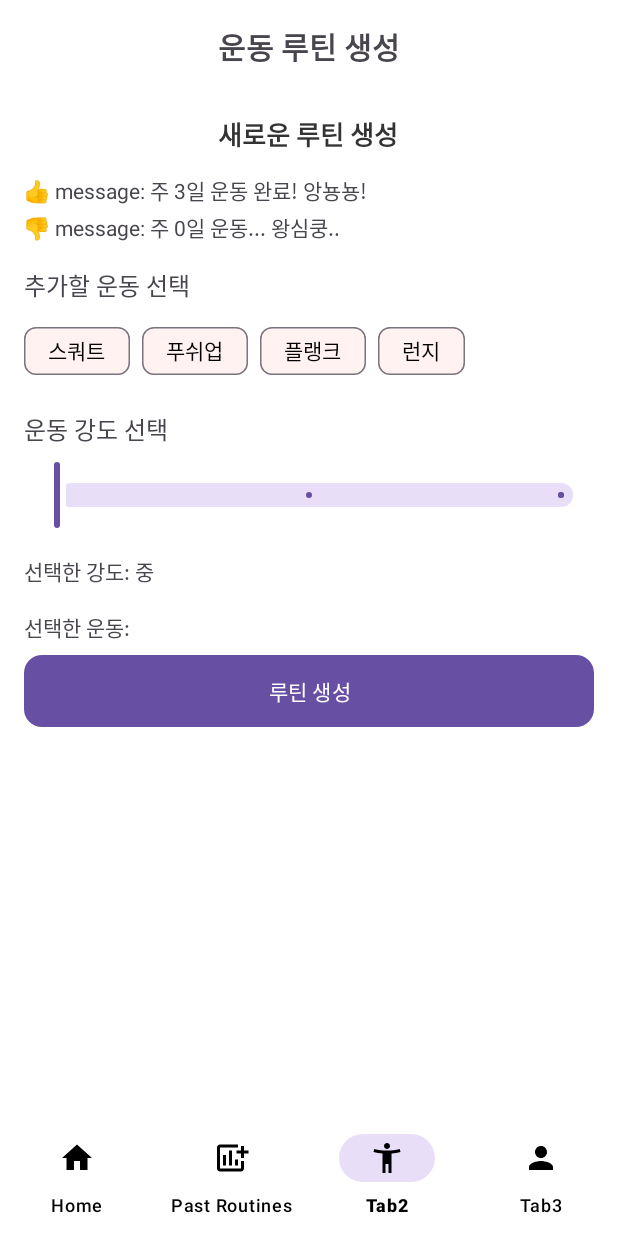
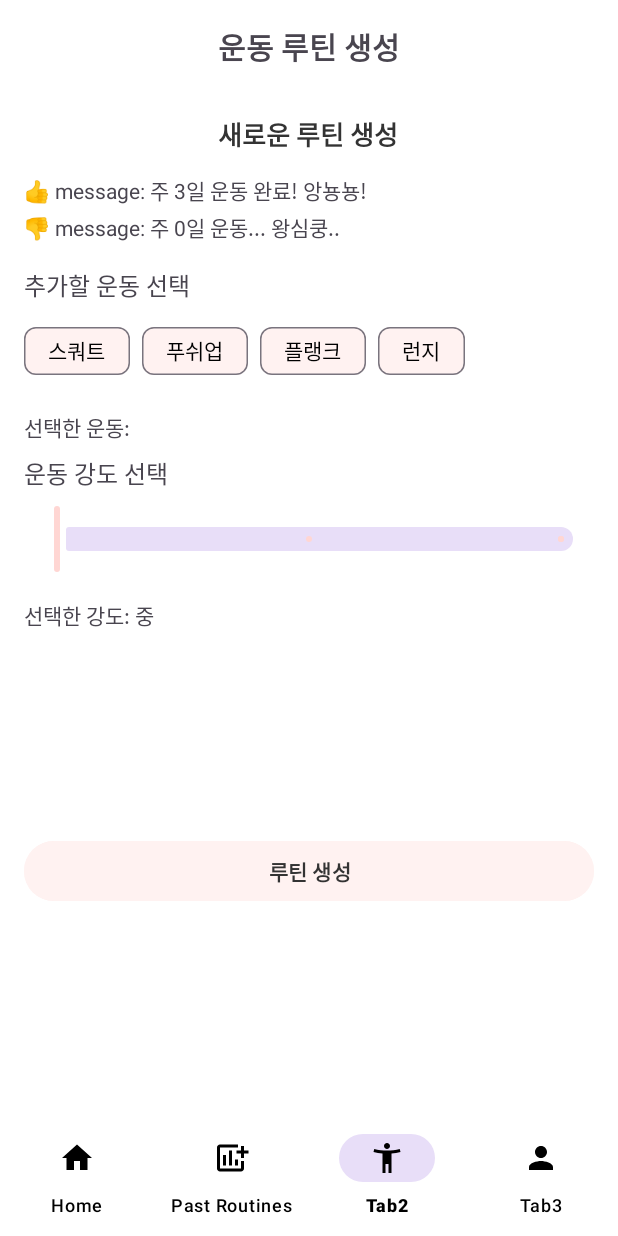
Before and after one commit to angkmfirefoxygal/MADCAMP_week3, an Android app: the MainActivity screen opened directly, with no data from a screen before it, item 3 of the bottom bar chosen, on a phone screen of 412 x 824 dp. Run offline under Robolectric (Android 15) with nearby library versions, the phone set to English and light mode, and no system bars.

Commit message:
UI 수정

```diff
--- a/app/src/main/res/layout/fragment_create_routine.xml
+++ b/app/src/main/res/layout/fragment_create_routine.xml
@@ -88,6 +88,14 @@
             app:chipBackgroundColor="@color/chip_background_selector"
             android:textColor="@color/chip_text_selector" />
     </com.google.android.material.chip.ChipGroup>
+    <!-- Selected Information -->
+    <TextView
+        android:id="@+id/selectedExercisesText"
+        android:layout_width="match_parent"
+        android:layout_height="wrap_content"
+        android:text="선택한 운동: "
+        android:textSize="14sp"
+        android:layout_marginBottom="8dp" />
 
     <!-- Difficulty Level Selection -->
     <TextView
@@ -113,20 +121,14 @@
         android:layout_marginBottom="16dp"
         android:textSize="14sp" />
 
-    <!-- Selected Information -->
-    <TextView
-        android:id="@+id/selectedExercisesText"
-        android:layout_width="match_parent"
-        android:layout_height="wrap_content"
-        android:text="선택한 운동: "
-        android:textSize="14sp"
-        android:layout_marginBottom="8dp" />
-
     <!-- Create Routine Button -->
     <Button
         android:id="@+id/createRoutineButton"
         android:layout_width="match_parent"
         android:layout_height="wrap_content"
         android:text="루틴 생성"
-        android:background="@drawable/rounded_button_background" />
+        android:backgroundTint="#FFF2F1"
+        android:textColor="#333333"
+        android:textStyle="bold"
+        android:layout_marginTop="120dp"/>
 </LinearLayout>
--- a/app/src/main/res/values/colors.xml
+++ b/app/src/main/res/values/colors.xml
@@ -7,4 +7,5 @@
     <color name="purple_500">#6200EE</color>
     <color name="purple_700">#3700B3</color>
     <color name="nav_item_color">#FF000000</color>
+    <color name="colorPrimary">#FFD6D3</color>
 </resources>
--- a/app/src/main/res/values/themes.xml
+++ b/app/src/main/res/values/themes.xml
@@ -3,6 +3,7 @@
     <style name="Base.Theme.PoseTrackerDemo" parent="Theme.Material3.DayNight.NoActionBar">
         <!-- Customize your light theme here. -->
         <!-- <item name="colorPrimary">@color/my_light_primary</item> -->
+        <item name="colorPrimary">@color/colorPrimary</item>
     </style>
 
     <style name="Theme.PoseTrackerDemo" parent="Base.Theme.PoseTrackerDemo" />
```
